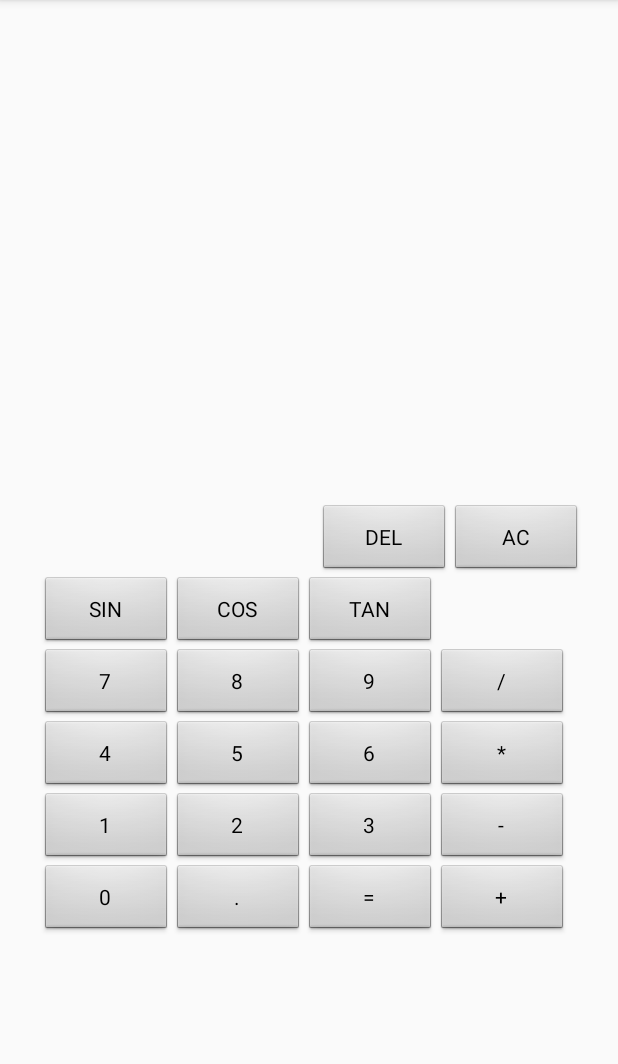
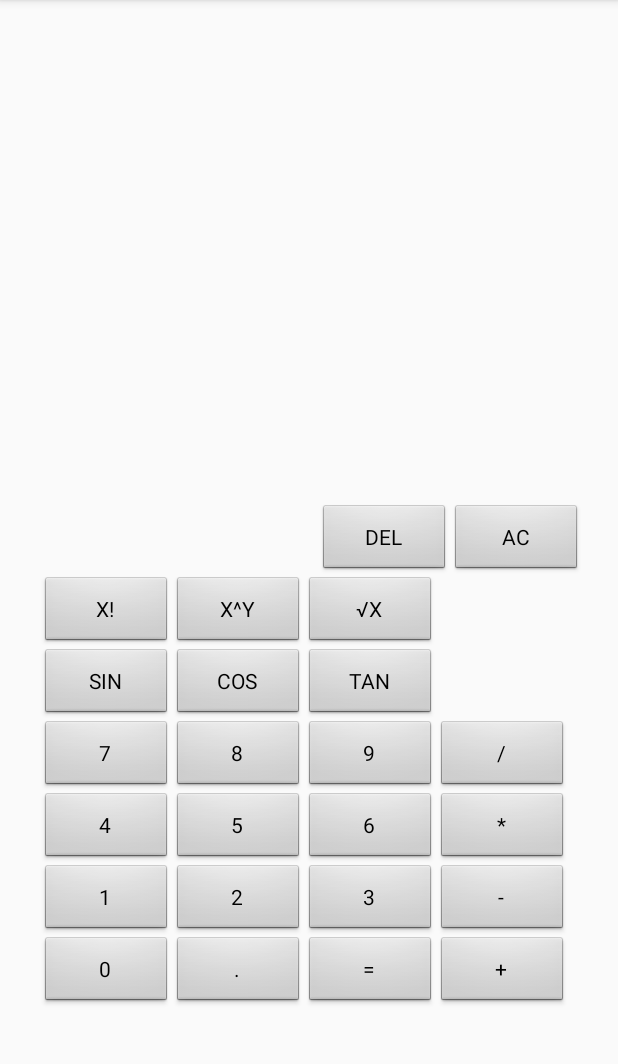
Before and after one commit to ardilafabian/AndroidCalculator, an Android app: the screen it shows after launch (CalculatorActivity), on a phone screen of 412 x 824 dp, the part 84-1148 px from its top. Run offline under Robolectric (Android 15) with nearby library versions, the phone set to English and light mode, and no system bars.

Commit message:
Challenges completados

```diff
--- a/app/src/main/res/layout/activity_calculator.xml
+++ b/app/src/main/res/layout/activity_calculator.xml
@@ -49,6 +49,36 @@
                 android:layout_height="match_parent"
                 android:onClick="actionBtAc"
                 android:text="AC" />
+
+        </TableRow>
+
+        <TableRow
+            android:layout_width="match_parent"
+            android:layout_height="match_parent">
+
+            <Button
+                android:id="@+id/btfact"
+                style="@android:style/Widget.Button"
+                android:layout_width="wrap_content"
+                android:layout_height="wrap_content"
+                android:onClick="actionBtFact"
+                android:text="X!" />
+
+            <Button
+                android:id="@+id/btpwr"
+                style="@android:style/Widget.Button"
+                android:layout_width="wrap_content"
+                android:layout_height="wrap_content"
+                android:onClick="actionBtPower"
+                android:text="X^Y" />
+
+            <Button
+                android:id="@+id/btroot"
+                style="@android:style/Widget.Button"
+                android:layout_width="wrap_content"
+                android:layout_height="wrap_content"
+                android:onClick="actionBtRoot"
+                android:text="√X" />
 
         </TableRow>
 
```
Also changed, not shown: app/src/main/java/com/example/fabianardila/calculator20/CalculatorActivity.java (+42 -0 lines).
